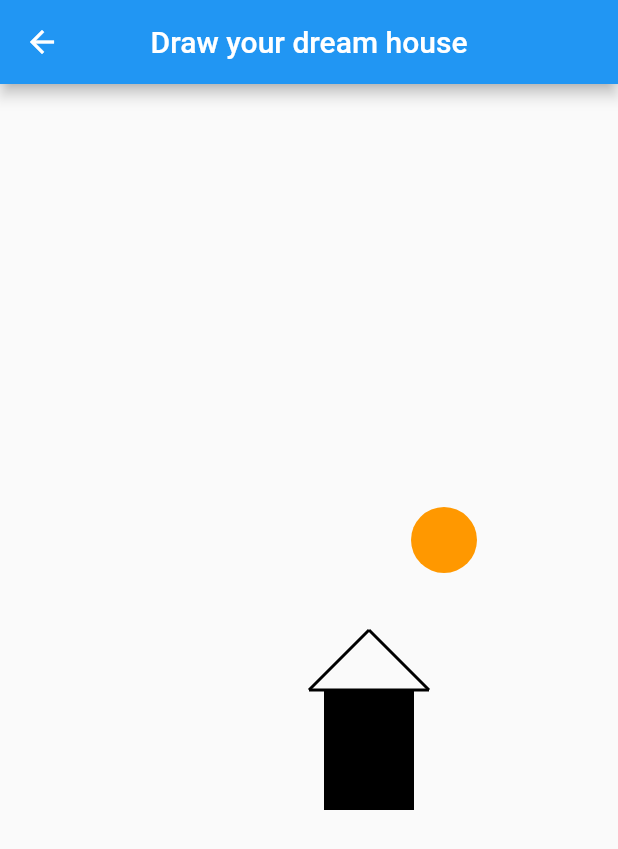
After one commit to lohnn/flutter-in-the-dark, a Flutter app: the screen it shows after launch, after a tap on "Canvas House", on a phone screen of 412 x 824 dp. The commit adds this screen. Shown: the top 849 px of the screen. Run offline on Flutter 3.47's test engine with Material 2 defaults, Android fonts, the phone set to English and light mode, and no system bars; our stand-ins replace flutter_hooks.

Commit message:
last challenge added

```diff
--- /dev/null
+++ b/lib/challenges/canvas.dart
@@ -0,0 +1,52 @@
+import 'package:flutter/material.dart';
+
+class CanvasHouse extends StatelessWidget {
+  static const path = "/canvasHouse";
+
+  const CanvasHouse({super.key});
+
+  @override
+  Widget build(BuildContext context) {
+    return Scaffold(
+      appBar:
+          AppBar(title: const Text("Draw your dream house"), centerTitle: true),
+      body: Column(
+        mainAxisAlignment: MainAxisAlignment.center,
+        children: [
+          Center(
+            child: CustomPaint(
+              painter: HousePainter(),
+            ),
+          ),
+        ],
+      ),
+    );
+  }
+}
+
+class HousePainter extends CustomPainter {
+  final Color color = Colors.black;
+  late final Paint _paint = Paint()
+    ..color = color
+    ..strokeWidth = 2;
+  late final Paint _sunPaint = Paint()
+    ..color = Colors.orange
+    ..strokeWidth = 2;
+  final scaleTween = Tween<double>(begin: 1, end: 0.3);
+
+  @override
+  void paint(Canvas canvas, Size size) {
+    Rect myRect = const Offset(10.0, 20.0) & const Size(60.0, 80.0);
+    canvas.drawRect(myRect, _paint);
+    canvas.drawLine(const Offset(0.0, 20.0), const Offset(80.0, 20.0), _paint);
+    canvas.drawLine(
+        const Offset(40.0, -20.0), const Offset(80.0, 20.0), _paint);
+    canvas.drawLine(const Offset(40.0, -20.0), const Offset(0.0, 20.0), _paint);
+    canvas.drawCircle(const Offset(90.0, -80.0), 22, _sunPaint);
+  }
+
+  @override
+  bool shouldRepaint(covariant CustomPainter oldDelegate) {
+    return false;
+  }
+}
--- a/lib/main.dart
+++ b/lib/main.dart
@@ -1,4 +1,5 @@
 import 'package:flutter/material.dart';
+import 'package:flutter_in_the_dark/challenges/canvas.dart';
 import 'package:flutter_in_the_dark/challenges/flutter_chat.dart';
 import 'package:flutter_in_the_dark/challenges/finals.dart';
 import 'package:flutter_in_the_dark/challenges/flutter_friend_list.dart';
@@ -19,6 +20,7 @@ class MainApp extends StatelessWidget {
         FlutterFriendList.path: (_) => const FlutterFriendList(),
         Mirror.path: (_) => const Mirror(),
         FlutterChat.path: (_) => const FlutterChat(),
+        CanvasHouse.path: (_) => const CanvasHouse(),
         Finals.path: (_) => const Finals(),
       },
       home: const HomeScreen(),
@@ -52,6 +54,11 @@ class HomeScreen extends StatelessWidget {
             ),
             const SizedBox(height: 16),
             ElevatedButton(
+              onPressed: () => Navigator.pushNamed(context, CanvasHouse.path),
+              child: const Text("Canvas House"),
+            ),
+            const SizedBox(height: 16),
+            ElevatedButton(
               onPressed: () => Navigator.pushNamed(context, Mirror.path),
               child: const Text("Mirror"),
             ),
```
